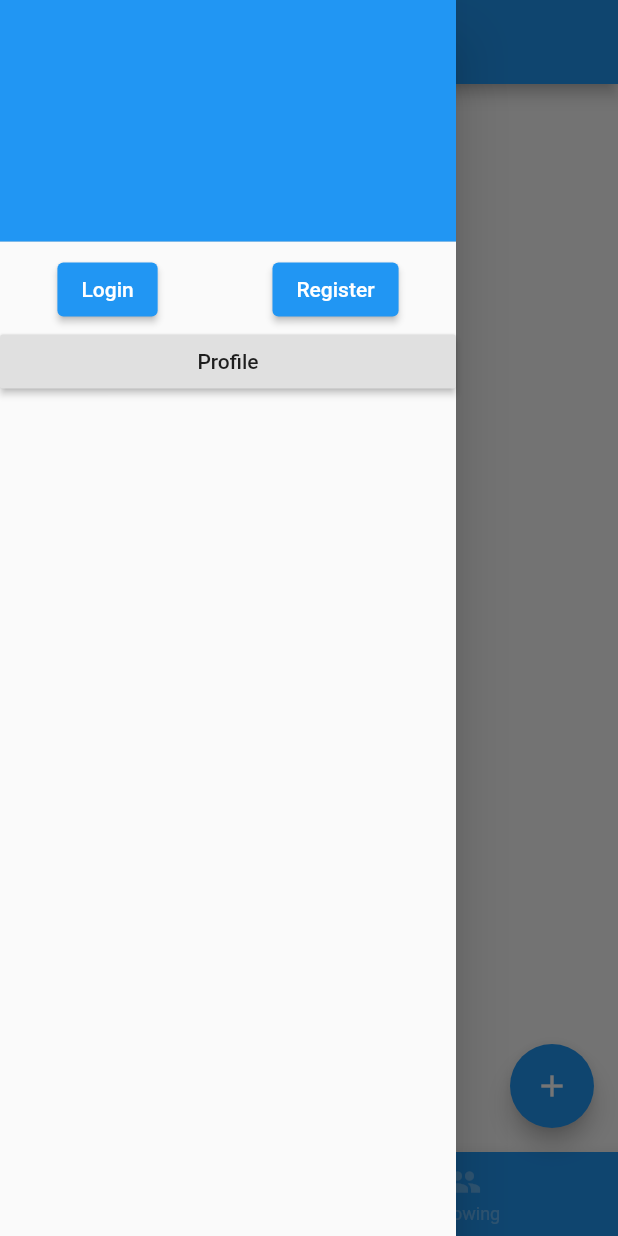
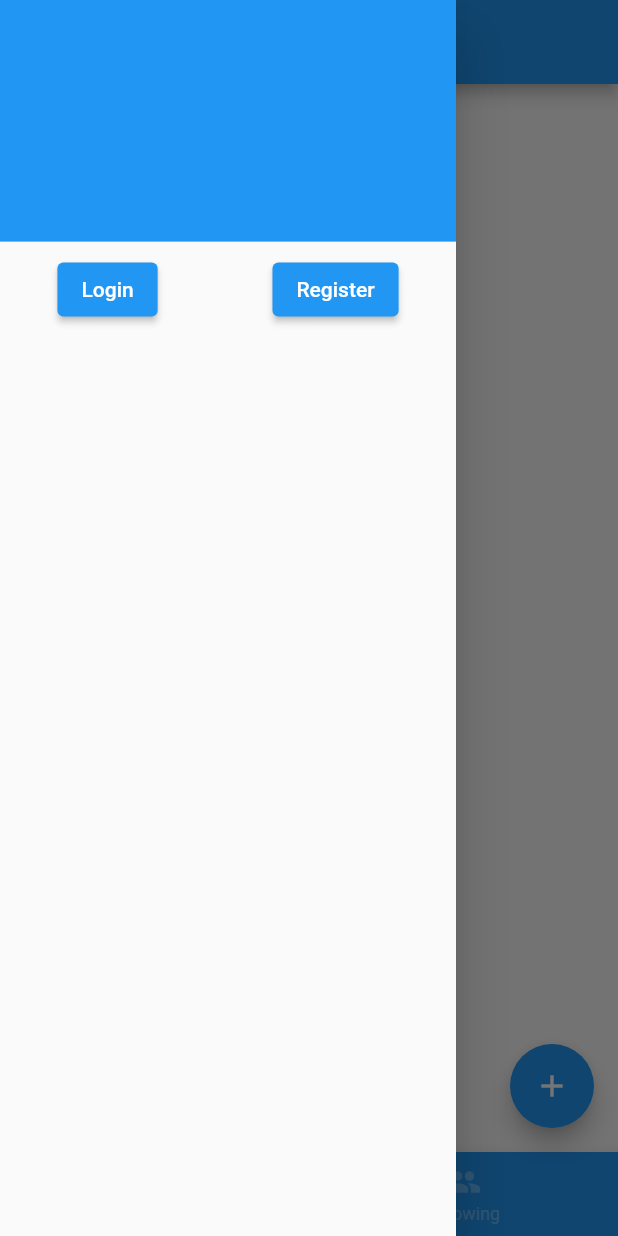
Before and after one commit to DuaneJaspers/Twutter, a Flutter app: the screen it shows after launch, with the side drawer open, on a phone screen of 412 x 824 dp. Run offline on Flutter 3.47's test engine with Material 2 defaults, Android fonts, the phone set to English and light mode, and no system bars; our stand-ins replace cloud_firestore, firebase_auth, firebase_core; accounts and stored records are empty.

Commit message:
removed profile button if not logged in

```diff
--- a/lib/views/homepage.dart
+++ b/lib/views/homepage.dart
@@ -1,8 +1,8 @@
 import 'package:firebase_auth/firebase_auth.dart';
 import 'package:flutter/material.dart';
-import 'package:twutter/helpers/enum.dart';
-import 'package:twutter/widgets/twuutList.dart';
 
+import '../helpers/enum.dart';
+import '../widgets/twuutList.dart';
 import '../widgets/buttons/login_button.dart';
 import '../widgets/buttons/logout_button.dart';
 import '../widgets/buttons/new_post_fab.dart';
@@ -23,7 +23,6 @@ class _HomePageState extends State<HomePage> {
 
   Widget _changeTab(context, index) {
     navTabsEnum tab = navTabsEnum.values[index];
-    // print(navTabsEnum.following);/
     switch (tab) {
       case navTabsEnum.homepage:
         return TwuutList();
@@ -56,7 +55,6 @@ class _HomePageState extends State<HomePage> {
           DrawerHeader(
             child: GestureDetector(
               onTap: () {
-                print('hit');
                 Navigator.pushNamed(context, '/profile',
                     arguments: FirebaseAuth.instance.currentUser.uid);
               },
@@ -69,19 +67,21 @@ class _HomePageState extends State<HomePage> {
             ),
             decoration: BoxDecoration(color: Colors.blue),
           ),
-          (FirebaseAuth.instance.currentUser != null)
-              ? LogoutButton()
+          (_user != null)
+              ? Column(children: [
+                  LogoutButton(),
+                  RaisedButton(
+                    onPressed: () {
+                      Navigator.pushNamed(context, '/profile',
+                          arguments: FirebaseAuth.instance.currentUser.uid);
+                    },
+                    child: Text('Profile'),
+                  )
+                ])
               : Row(
                   children: [LoginButton(), RegisterButton()],
                   mainAxisAlignment: MainAxisAlignment.spaceAround,
                 ),
-          RaisedButton(
-            onPressed: () {
-              Navigator.pushNamed(context, '/profile',
-                  arguments: FirebaseAuth.instance.currentUser.uid);
-            },
-            child: Text('Profile'),
-          )
         ]),
       ),
       appBar: AppBar(
```
